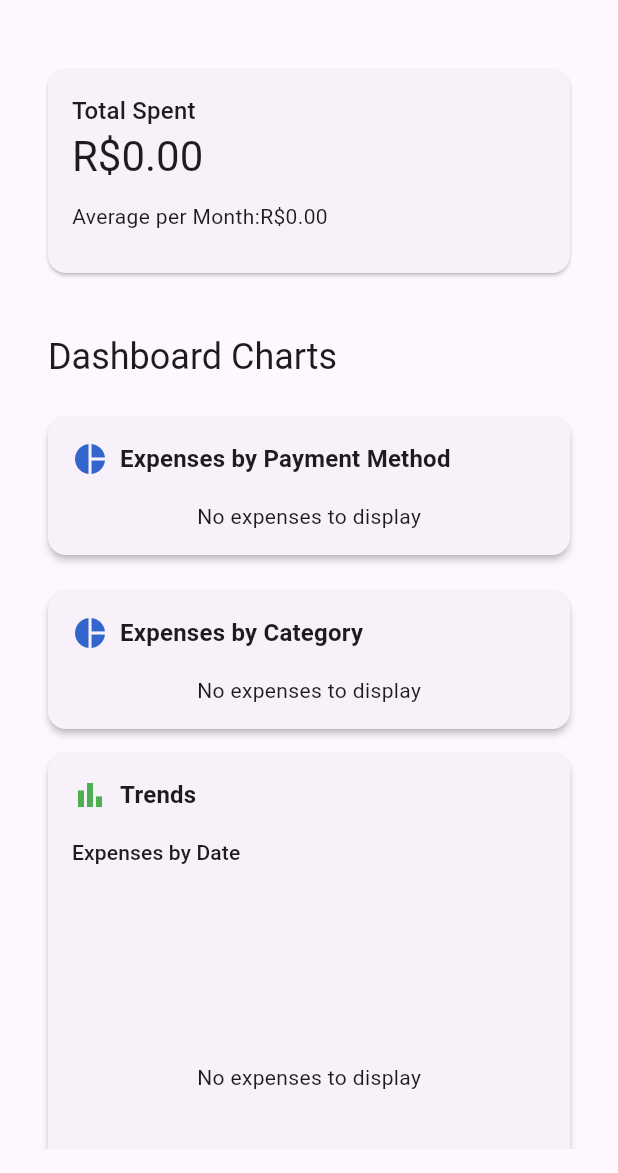
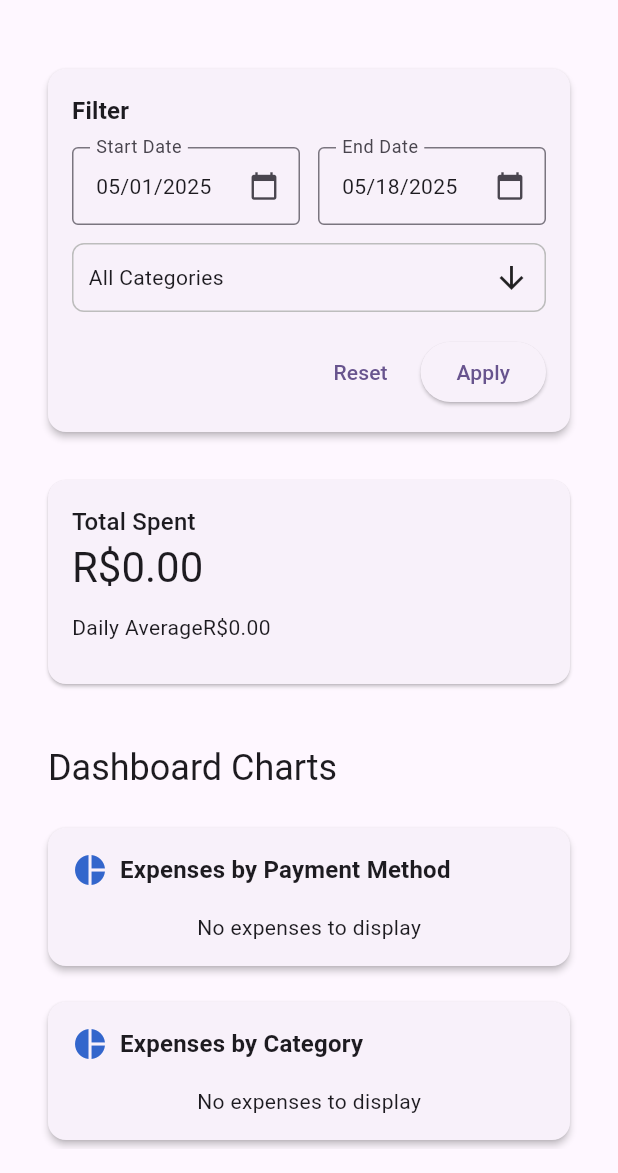
Before and after one commit to danillopneto/my-pocket, a Flutter app: the screen it shows once a user with an empty profile is signed in, on a phone screen of 412 x 824 dp, the part 63-1236 px from its top. Run offline on Flutter 3.47's test engine with Material 3 defaults, Android fonts, the phone set to English and light mode, and no system bars; drawn by our look-alikes of multi_select_flutter; our stand-ins replace cloud_firestore, easy_localization, firebase_auth, firebase_core, fl_chart, flutter_dotenv and 1 more; missing offline and left inert: dart:html, dart:js, dart:ui_web, universal_html; accounts and stored records are empty.

Commit message:
Including filter for expenses

```diff
--- a/lib/main.dart
+++ b/lib/main.dart
@@ -9,7 +9,7 @@ import 'screens/dashboard_screen.dart';
 import 'screens/expenses_screen.dart';
 import 'screens/expenses_list_screen.dart';
 import 'screens/categories_screen.dart';
-import 'screens/paymentMethods_screen.dart';
+import 'screens/payment_methods_screen.dart';
 import 'screens/settings_screen.dart';
 import 'firebase_options.dart';
 import 'services/user_preferences_service.dart';
--- a/lib/screens/dashboard_screen.dart
+++ b/lib/screens/dashboard_screen.dart
@@ -15,12 +15,30 @@ import '../widgets/charts/category_donut_chart.dart';
 import '../widgets/charts/date_bar_chart.dart';
 import '../widgets/charts/generic_bar_chart.dart';
 import '../../services/currency_format_service.dart';
+import '../widgets/dashboard_expense_filter.dart';
 
-class DashboardScreen extends StatelessWidget {
+class DashboardScreen extends StatefulWidget {
+  DashboardScreen({super.key});
+
+  @override
+  State<DashboardScreen> createState() => _DashboardScreenState();
+}
+
+class _DashboardScreenState extends State<DashboardScreen> {
   final FirestoreService _firestoreService = FirestoreService();
   final UserPreferencesService _prefsService = UserPreferencesService();
 
-  DashboardScreen({super.key});
+  DateTime? _filterStartDate;
+  DateTime? _filterEndDate;
+  List<String> _filterCategoryIds = [];
+
+  @override
+  void initState() {
+    super.initState();
+    final now = DateTime.now();
+    _filterStartDate = DateTime(now.year, now.month, 1);
+    _filterEndDate = now;
+  }
 
   @override
   Widget build(BuildContext context) {
@@ -29,13 +47,6 @@ class DashboardScreen extends StatelessWidget {
         future: _prefsService.getPreferences(user.uid),
         builder: (context, prefsSnap) {
           final userPrefs = prefsSnap.data;
-          return StreamBuilder<List<Expense>>(
-            stream: _firestoreService.getExpenses(user.uid),
-            builder: (context, expenseSnap) {
-              if (!expenseSnap.hasData) {
-                return const AppLoadingIndicator();
-              }
-              final expenses = expenseSnap.data!;
           return StreamBuilder<List<Category>>(
             stream: _firestoreService.getCategories(user.uid),
             builder: (context, catSnap) {
@@ -51,26 +62,45 @@ class DashboardScreen extends StatelessWidget {
                   if (!accSnap.hasData) {
                     return const AppLoadingIndicator();
                   }
-                      final paymentMethods =
-                          List<PaymentMethod>.from(accSnap.data!)
-                            ..sort((a, b) => a.name
-                                .toLowerCase()
-                                .compareTo(b.name.toLowerCase()));
+                  final paymentMethods = List<PaymentMethod>.from(accSnap.data!)
+                    ..sort((a, b) =>
+                        a.name.toLowerCase().compareTo(b.name.toLowerCase()));
+                  return StreamBuilder<List<Expense>>(
+                    stream: _firestoreService.getExpenses(
+                      user.uid,
+                      startDate: _filterStartDate,
+                      endDate: _filterEndDate,
+                      categoryIds: _filterCategoryIds.isNotEmpty
+                          ? _filterCategoryIds
+                          : null,
+                    ),
+                    builder: (context, expenseSnap) {
+                      if (!expenseSnap.hasData) {
+                        return const AppLoadingIndicator();
+                      }
+                      final allExpenses = expenseSnap.data!;
+                      final expenses = allExpenses;
                       // --- Summary calculations ---
                       double total = 0;
-                      double avgPerMonth = 0;
+                      double avgPerDay = 0;
                       Expense? mostExp;
                       if (expenses.isNotEmpty) {
                         total = expenses.fold(0, (sum, e) => sum + e.value);
-                        final months = expenses
-                            .map((e) => DateTime(e.date.year, e.date.month))
-                            .toSet()
-                            .length;
-                        avgPerMonth = months > 0 ? total / months : total;
+                        // Calculate days in the selected filter range
+                        if (_filterStartDate != null &&
+                            _filterEndDate != null) {
+                          final start = DateTime(_filterStartDate!.year,
+                              _filterStartDate!.month, _filterStartDate!.day);
+                          final end = DateTime(_filterEndDate!.year,
+                              _filterEndDate!.month, _filterEndDate!.day);
+                          final days = end.difference(start).inDays + 1;
+                          avgPerDay = days > 0 ? total / days : total;
+                        } else {
+                          avgPerDay = total;
+                        }
                         mostExp = expenses
                             .reduce((a, b) => a.value > b.value ? a : b);
                       }
-
                       // Extract all unique descriptions and places
                       final allDescriptions = expenses
                           .map((e) => e.description)
@@ -79,21 +109,35 @@ class DashboardScreen extends StatelessWidget {
                         ..sort();
                       final allPlaces =
                           expenses.map((e) => e.place).toSet().toList()..sort();
-
                       return ScaffoldWithDrawer(
                         selected: 'dashboard',
                         titleKey: 'dashboard',
                         body: ListView(
-                          // Removed redundant padding, now handled by ScaffoldWithDrawer
                           children: [
+                            // Filter card
+                            DashboardExpenseFilter(
+                              categories: categories,
+                              initialStartDate: _filterStartDate,
+                              initialEndDate: _filterEndDate,
+                              initialCategoryIds: _filterCategoryIds,
+                              onApply: (start, end, categoryIds) {
+                                setState(() {
+                                  _filterStartDate = start;
+                                  _filterEndDate = end;
+                                  _filterCategoryIds = categoryIds;
+                                });
+                              },
+                            ),
                             // Summary header
                             SummaryHeader(
                               total: total,
-                              avgPerMonth: avgPerMonth,
+                              avgPerMonth: avgPerDay, // Pass as avgPerDay now
                               mostExp: mostExp,
                               categories: categories,
                               paymentMethods: paymentMethods,
                               userPrefs: userPrefs,
+                              avgLabelKey:
+                                  'daily_average', // Add this prop for label
                             ),
                             const SizedBox(height: 24),
 
--- /dev/null
+++ b/lib/widgets/dashboard_expense_filter.dart
@@ -0,0 +1,185 @@
+// Widget for filtering expenses by date range and category
+import 'package:flutter/material.dart';
+import 'package:easy_localization/easy_localization.dart';
+import 'package:multi_select_flutter/multi_select_flutter.dart';
+import '../models/category.dart';
+import '../services/date_format_service.dart';
+
+class DashboardExpenseFilter extends StatefulWidget {
+  final List<Category> categories;
+  final DateTime? initialStartDate;
+  final DateTime? initialEndDate;
+  final List<String>? initialCategoryIds;
+  final void Function(DateTime? start, DateTime? end, List<String> categoryIds)
+      onApply;
+
+  const DashboardExpenseFilter({
+    super.key,
+    required this.categories,
+    this.initialStartDate,
+    this.initialEndDate,
+    this.initialCategoryIds,
+    required this.onApply,
+  });
+
+  @override
+  State<DashboardExpenseFilter> createState() => _DashboardExpenseFilterState();
+}
+
+class _DashboardExpenseFilterState extends State<DashboardExpenseFilter> {
+  DateTime? _startDate;
+  DateTime? _endDate;
+  List<String> _categoryIds = [];
+
+  @override
+  void initState() {
+    super.initState();
+    // If initialStartDate or initialEndDate are not provided, use widget values (first day of month to today)
+    if (widget.initialStartDate == null || widget.initialEndDate == null) {
+      final now = DateTime.now();
+      _startDate = widget.initialStartDate ?? DateTime(now.year, now.month, 1);
+      _endDate = widget.initialEndDate ?? now;
+    } else {
+      _startDate = widget.initialStartDate;
+      _endDate = widget.initialEndDate;
+    }
+    _categoryIds = widget.initialCategoryIds ?? [];
+  }
+
+  void _pickDate({required bool isStart}) async {
+    final picked = await showDatePicker(
+      context: context,
+      initialDate: (isStart ? _startDate : _endDate) ?? DateTime.now(),
+      firstDate: DateTime(2000),
+      lastDate: DateTime(2100),
+    );
+    if (picked != null) {
+      setState(() {
+        if (isStart) {
+          _startDate = picked;
+        } else {
+          _endDate = picked;
+        }
+      });
+      // No immediate apply
+    }
+  }
+
+  void _resetFilters() {
+    final now = DateTime.now();
+    setState(() {
+      _startDate = widget.initialStartDate ?? DateTime(now.year, now.month, 1);
+      _endDate = widget.initialEndDate ?? now;
+      _categoryIds = [];
+    });
+  }
+
+  @override
+  Widget build(BuildContext context) {
+    return Card(
+      margin: const EdgeInsets.all(16),
+      elevation: 2,
+      shape: RoundedRectangleBorder(borderRadius: BorderRadius.circular(12)),
+      child: Padding(
+        padding: const EdgeInsets.all(16.0),
+        child: Column(
+          crossAxisAlignment: CrossAxisAlignment.start,
+          children: [
+            Text('filter'.tr(),
+                style: Theme.of(context)
+                    .textTheme
+                    .titleMedium
+                    ?.copyWith(fontWeight: FontWeight.bold)),
+            const SizedBox(height: 12),
+            Row(
+              children: [
+                Expanded(
+                  child: InkWell(
+                    onTap: () => _pickDate(isStart: true),
+                    child: InputDecorator(
+                      decoration: InputDecoration(
+                        labelText: 'date_start'.tr(),
+                        border: const OutlineInputBorder(),
+                        suffixIcon: const Icon(Icons.calendar_today, size: 20),
+                      ),
+                      child: Text(_startDate != null
+                          ? DateFormatService.formatDate(_startDate!, context)
+                          : '-'),
+                    ),
+                  ),
+                ),
+                const SizedBox(width: 12),
+                Expanded(
+                  child: InkWell(
+                    onTap: () => _pickDate(isStart: false),
+                    child: InputDecorator(
+                      decoration: InputDecoration(
+                        labelText: 'date_end'.tr(),
+                        border: const OutlineInputBorder(),
+                        suffixIcon: const Icon(Icons.calendar_today, size: 20),
+                      ),
+                      child: Text(_endDate != null
+                          ? DateFormatService.formatDate(_endDate!, context)
+                          : '-'),
+                    ),
+                  ),
+                ),
+              ],
+            ),
+            const SizedBox(height: 12),
+            MultiSelectDialogField<String>(
+              items: widget.categories
+                  .map((cat) => MultiSelectItem(cat.id!, cat.name))
+                  .toList(),
+              initialValue: _categoryIds,
+              title: Text('category'.tr()),
+              buttonText: Text(_categoryIds.isEmpty
+                  ? 'all_categories'.tr()
+                  : widget.categories
+                      .where((c) => _categoryIds.contains(c.id))
+                      .map((c) => c.name)
+                      .join(', ')),
+              searchable: true,
+              listType: MultiSelectListType.CHIP,
+              onConfirm: (values) {
+                if (values.length > 10) {
+                  ScaffoldMessenger.of(context).showSnackBar(
+                    SnackBar(
+                      content: Text('category_limit_warning'.tr()),
+                      backgroundColor: Colors.red,
+                    ),
+                  );
+                  return;
+                }
+                setState(() => _categoryIds = values);
+                // No immediate apply
+              },
+              chipDisplay: MultiSelectChipDisplay.none(),
+              decoration: BoxDecoration(
+                border: Border.all(color: Colors.grey.shade400),
+                borderRadius: BorderRadius.circular(8),
+              ),
+            ),
+            const SizedBox(height: 16),
+            Row(
+              mainAxisAlignment: MainAxisAlignment.end,
+              children: [
+                TextButton(
+                  onPressed: _resetFilters,
+                  child: Text('reset'.tr()),
+                ),
+                const SizedBox(width: 8),
+                ElevatedButton(
+                  onPressed: () {
+                    widget.onApply(_startDate, _endDate, _categoryIds);
+                  },
+                  child: Text('apply'.tr()),
+                ),
+              ],
+            ),
+          ],
+        ),
+      ),
+    );
+  }
+}
--- a/lib/widgets/summary_header.dart
+++ b/lib/widgets/summary_header.dart
@@ -11,6 +11,7 @@ class SummaryHeader extends StatelessWidget {
   final List categories;
   final List paymentMethods;
   final UserPreferences? userPrefs;
+  final String avgLabelKey;
 
   const SummaryHeader({
     super.key,
@@ -20,6 +21,7 @@ class SummaryHeader extends StatelessWidget {
     required this.categories,
     required this.paymentMethods,
     this.userPrefs,
+    this.avgLabelKey = 'average_per_month',
   });
 
   @override
@@ -40,7 +42,7 @@ class SummaryHeader extends StatelessWidget {
                     overrideSymbol: symbol, overrideFormat: formatMask),
                 style: Theme.of(context).textTheme.headlineMedium),
             const SizedBox(height: 12),
-            Text('average_per_month'.tr() +
+            Text(avgLabelKey.tr() +
                 CurrencyFormatService.formatCurrency(avgPerMonth, context,
                     overrideSymbol: symbol, overrideFormat: formatMask)),
             const SizedBox(height: 12),
--- a/pubspec.yaml
+++ b/pubspec.yaml
@@ -45,6 +45,7 @@ dependencies:
   easy_localization: ^3.0.7+1
   universal_html: ^2.2.4
   flutter_dotenv: ^5.2.1
+  multi_select_flutter: ^4.1.3
 
 dev_dependencies:
   flutter_test:
```
Also changed, not shown: lib/l10n/en.json (+7 -1 lines), lib/l10n/es.json (+8 -2 lines), lib/l10n/pt.json (+8 -2 lines), lib/screens/bulk_add_expenses.dart (+18 -3 lines), lib/services/firestore_error_logger.dart (added, +17 -0 lines), lib/services/firestore_service.dart (+68 -55 lines), lib/widgets/drawer_widget.dart (+37 -10 lines), lib/widgets/expense_filter.dart (deleted, +0 -15 lines), lib/screens/payment_methods_screen.dart (renamed from lib/screens/paymentMethods_screen.dart), pubspec.lock. Lines whose indentation alone changed are shown as unchanged.
